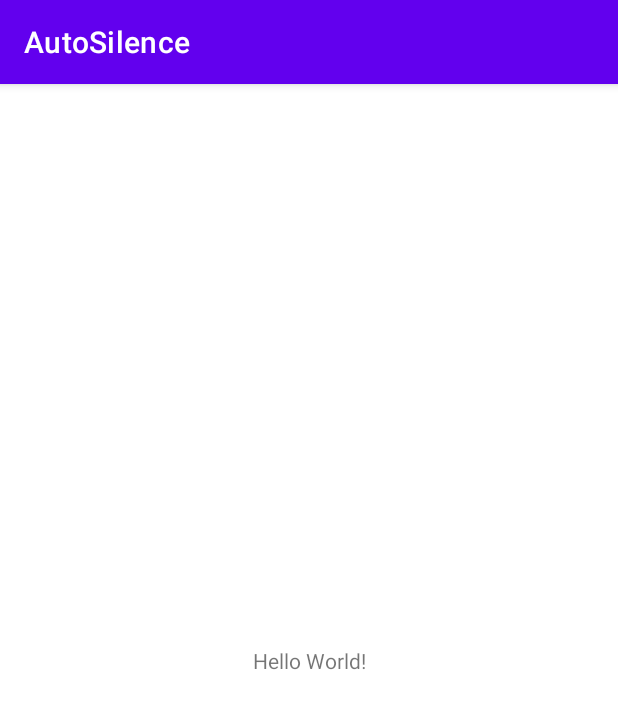
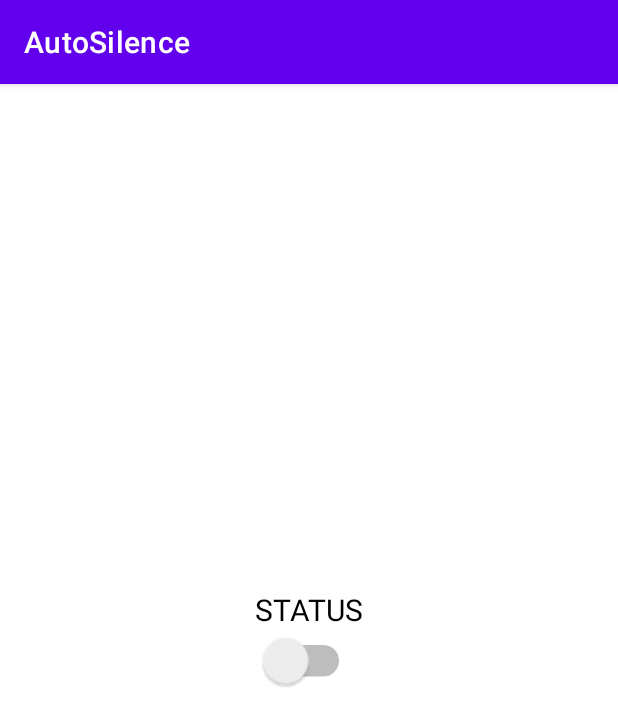
Before and after one commit to vnuotio/AutoSilence, an Android app: the screen it shows after launch (MainActivity), on a phone screen of 412 x 824 dp. Shown: the top 726 px of the screen. Run offline under Robolectric (Android 15) with nearby library versions, the phone set to English and light mode, and no system bars.

Commit message:
implement basic UI with switch

```diff
--- a/app/src/main/res/layout/activity_main.xml
+++ b/app/src/main/res/layout/activity_main.xml
@@ -1,18 +1,28 @@
 <?xml version="1.0" encoding="utf-8"?>
-<androidx.constraintlayout.widget.ConstraintLayout xmlns:android="http://schemas.android.com/apk/res/android"
-    xmlns:app="http://schemas.android.com/apk/res-auto"
+<RelativeLayout xmlns:android="http://schemas.android.com/apk/res/android"
     xmlns:tools="http://schemas.android.com/tools"
     android:layout_width="match_parent"
     android:layout_height="match_parent"
     tools:context=".MainActivity">
 
     <TextView
+        android:id="@+id/textView5"
         android:layout_width="wrap_content"
         android:layout_height="wrap_content"
-        android:text="Hello World!"
-        app:layout_constraintBottom_toBottomOf="parent"
-        app:layout_constraintEnd_toEndOf="parent"
-        app:layout_constraintStart_toStartOf="parent"
-        app:layout_constraintTop_toTopOf="parent" />
+        android:layout_above="@+id/statusSwitch"
+        android:layout_centerHorizontal="true"
+        android:fontFamily="sans-serif"
+        android:text="STATUS"
+        android:textColor="#000000"
+        android:textSize="20sp" />
 
-</androidx.constraintlayout.widget.ConstraintLayout>
+    <Switch
+        android:id="@+id/statusSwitch"
+        android:layout_width="60dp"
+        android:layout_height="40dp"
+        android:layout_centerInParent="true"
+        android:paddingRight="6dp"
+        android:scaleX="1.5"
+        android:scaleY="1.5" />
+
+</RelativeLayout>
```
